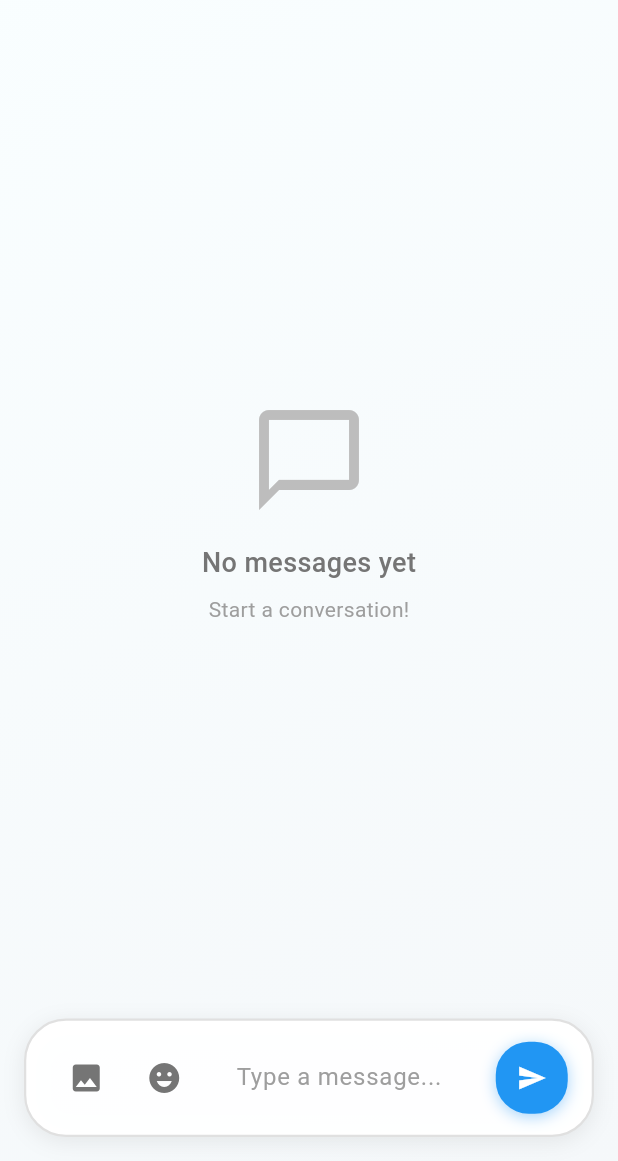
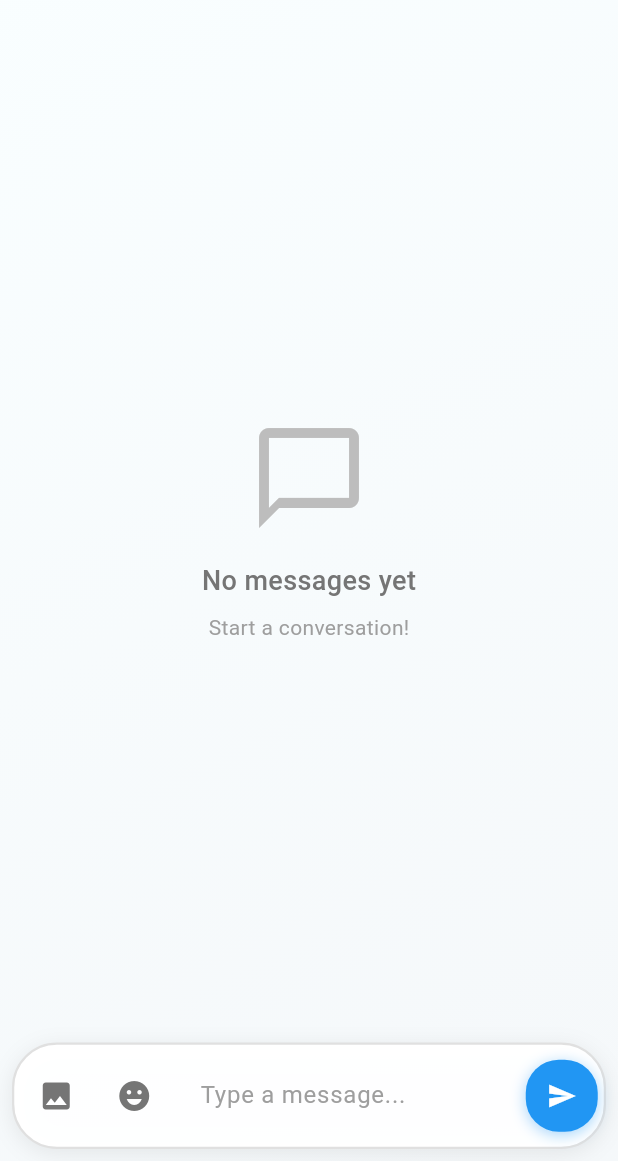
Before and after one commit to Rachit2030/Coding-Assessment, a Flutter app: the screen it shows after launch, on a phone screen of 412 x 824 dp, the part 75-1236 px from its top. Run offline on Flutter 3.47's test engine with Material 3 defaults, Android fonts, the phone set to English and light mode, and no system bars; our stand-ins replace flutter_bloc, hive, hive_flutter, image_picker, webview_flutter; accounts and stored records are empty.

Commit message:
Input bar UI fixes

```diff
--- a/messaging_app/lib/View/chat_page.dart
+++ b/messaging_app/lib/View/chat_page.dart
@@ -229,11 +229,11 @@ class _ChatPageState extends State<ChatPage> {
     final cubit = context.read<ChatCubit>();
 
     return Container(
-      margin: const EdgeInsets.all(16),
-      padding: const EdgeInsets.symmetric(horizontal: 16, vertical: 12),
+      margin: const EdgeInsets.all(8),
+      padding: const EdgeInsets.symmetric(horizontal: 4, vertical: 8),
       decoration: BoxDecoration(
         color: isDark ? Colors.grey[850]!.withOpacity(0.9) : Colors.white.withOpacity(0.98),
-        borderRadius: BorderRadius.circular(28),
+        borderRadius: BorderRadius.circular(30),
         border: Border.all(color: isDark ? Colors.grey[700]! : Colors.grey[300]!, width: 1.5),
         boxShadow: [BoxShadow(color: isDark ? Colors.black.withOpacity(0.3) : Colors.black.withOpacity(0.08), blurRadius: 12, offset: const Offset(0, 3))],
       ),
@@ -246,7 +246,7 @@ class _ChatPageState extends State<ChatPage> {
             icon: Icon(_showEmojiKeyboard ? Icons.keyboard : Icons.emoji_emotions, color: isDark ? Colors.white70 : Colors.grey[600]),
             onPressed: _toggleEmojiKeyboard,
           ),
-          const SizedBox(width: 8),
+          const SizedBox(width: 4),
 
           Expanded(
             child: TextField(
```
